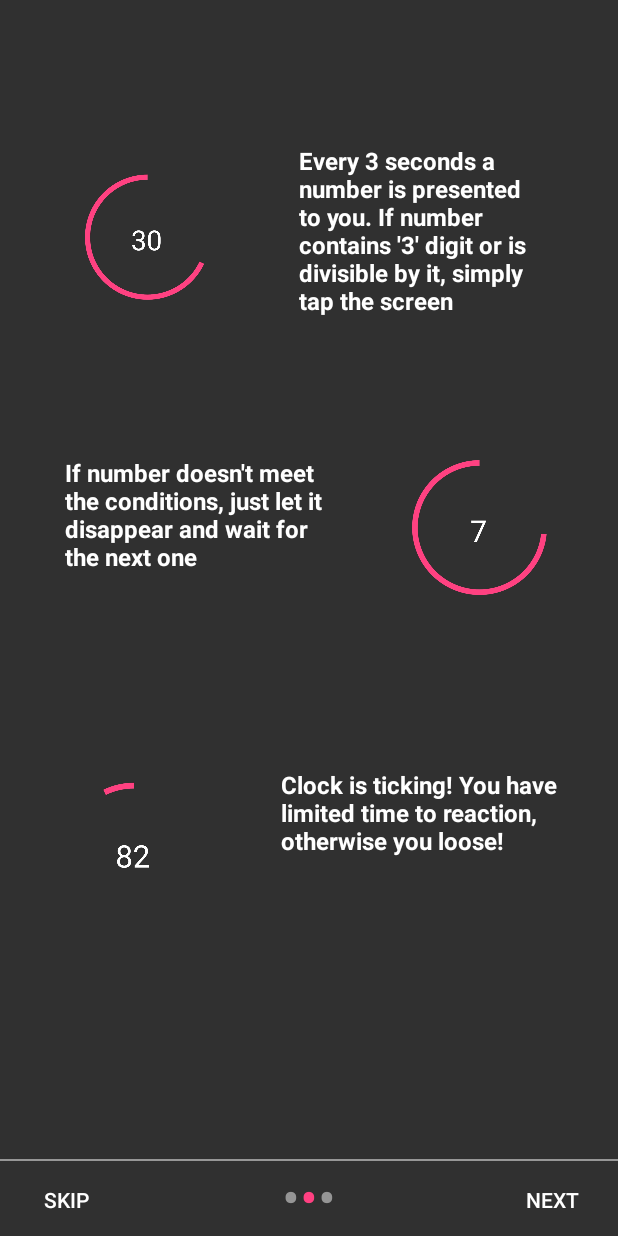
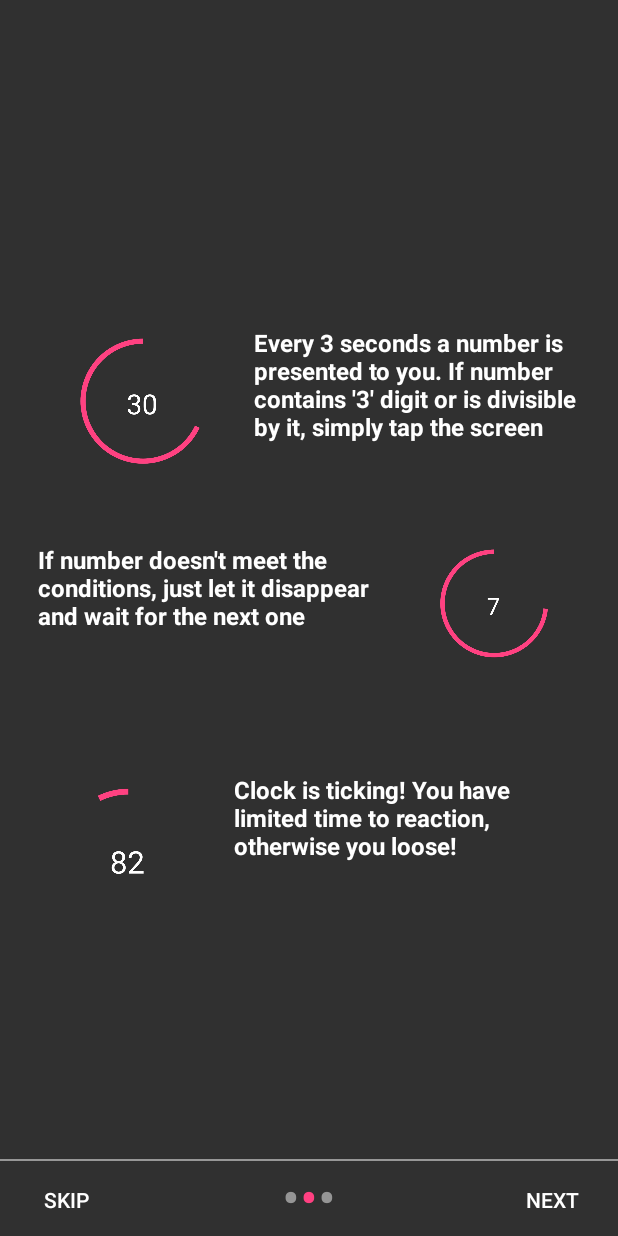
Before and after one commit to PatrykDampc/DivideBy3, an Android app: the screen it shows after launch (TutorialActivity), after a tap on "NEXT", on a phone screen of 412 x 824 dp. Run offline under Robolectric (Android 15) with nearby library versions, the phone set to English and light mode, and no system bars.

Commit message:
splash screen v2.0

```diff
--- a/app/src/main/res/layout/slide_screen2.xml
+++ b/app/src/main/res/layout/slide_screen2.xml
@@ -1,34 +1,41 @@
 <?xml version="1.0" encoding="utf-8"?>
-<android.support.constraint.ConstraintLayout xmlns:android="http://schemas.android.com/apk/res/android"
+<LinearLayout xmlns:android="http://schemas.android.com/apk/res/android"
     xmlns:app="http://schemas.android.com/apk/res-auto"
     android:layout_width="match_parent"
-    android:layout_height="match_parent">
+    android:layout_height="match_parent"
+    android:orientation="vertical">
 
-    <TextView
-        android:id="@+id/textView2"
-        android:layout_width="185dp"
-        android:layout_height="113dp"
-        android:layout_marginBottom="8dp"
-        android:layout_marginEnd="8dp"
-        android:layout_marginStart="8dp"
-        android:layout_marginTop="8dp"
-        android:text="@string/clock_is_ticking"
-        android:textColor="@android:color/white"
-        android:textSize="16dp"
-        android:textStyle="bold"
-        app:layout_constraintBottom_toBottomOf="parent"
-        app:layout_constraintEnd_toEndOf="parent"
-        app:layout_constraintStart_toEndOf="@+id/imageView6"
-        app:layout_constraintTop_toBottomOf="@+id/imageView4"
-        app:layout_constraintVertical_bias="0.349" />
+    <LinearLayout
+        android:id="@+id/l1"
+        android:layout_width="match_parent"
+        android:layout_height="match_parent"
+        android:layout_weight="4"
+        android:gravity="bottom"
+        android:orientation="horizontal">
+
+        <ImageView
+
+            android:id="@+id/imageView5"
+            android:layout_width="100dp"
+            android:layout_height="100dp"
+            android:layout_marginEnd="0dp"
+            android:layout_marginStart="15dp"
+            android:layout_marginTop="108dp"
+            android:layout_weight="2"
+            android:paddingStart="0dp"
+            app:layout_constraintEnd_toStartOf="@+id/textView3"
+            app:layout_constraintStart_toStartOf="parent"
+            app:layout_constraintTop_toTopOf="parent"
+            app:srcCompat="@drawable/circle30" />
 
         <TextView
             android:id="@+id/textView3"
-        android:layout_width="167dp"
-        android:layout_height="133dp"
-        android:layout_marginEnd="8dp"
-        android:layout_marginStart="8dp"
-        android:layout_marginTop="96dp"
+            android:layout_width="200dp"
+            android:layout_height="100dp"
+            android:layout_marginEnd="15dp"
+            android:layout_marginStart="0dp"
+            android:layout_weight="1"
+            android:paddingEnd="0dp"
             android:text="@string/numberpresented"
             android:textColor="@android:color/white"
             android:textSize="16sp"
@@ -37,14 +44,25 @@
             app:layout_constraintHorizontal_bias="0.739"
             app:layout_constraintStart_toEndOf="@+id/imageView5"
             app:layout_constraintTop_toTopOf="parent" />
+    </LinearLayout>
+
+    <LinearLayout
+        android:id="@+id/l2"
+        android:layout_width="match_parent"
+        android:layout_height="match_parent"
+        android:layout_weight="5"
+        android:gravity="center_vertical"
+        android:orientation="horizontal">
 
         <TextView
             android:id="@+id/textView4"
-        android:layout_width="173dp"
-        android:layout_height="93dp"
-        android:layout_marginEnd="8dp"
-        android:layout_marginStart="8dp"
-        android:layout_marginTop="96dp"
+            android:layout_width="200dp"
+            android:layout_height="100dp"
+            android:layout_marginEnd="0dp"
+            android:layout_marginStart="25dp"
+
+            android:layout_weight="1"
+            android:paddingStart="0dp"
             android:text="@string/ifdosent"
             android:textColor="@android:color/white"
             android:textSize="16sp"
@@ -57,38 +75,60 @@
             android:id="@+id/imageView4"
             android:layout_width="100dp"
             android:layout_height="100dp"
-        android:layout_marginEnd="8dp"
-        android:layout_marginStart="8dp"
-        android:layout_marginTop="72dp"
+            android:layout_marginEnd="15dp"
+            android:layout_marginStart="0dp"
+
+            android:layout_weight="1"
+            android:paddingBottom="20dp"
             app:layout_constraintEnd_toEndOf="parent"
             app:layout_constraintStart_toEndOf="@+id/textView4"
             app:layout_constraintTop_toBottomOf="@+id/textView3"
             app:srcCompat="@drawable/circle7" />
+    </LinearLayout>
 
-    <ImageView
-        android:id="@+id/imageView5"
-        android:layout_width="100dp"
-        android:layout_height="100dp"
-        android:layout_marginEnd="8dp"
-        android:layout_marginStart="8dp"
-        android:layout_marginTop="108dp"
-        app:layout_constraintEnd_toStartOf="@+id/textView3"
-        app:layout_constraintStart_toStartOf="parent"
-        app:layout_constraintTop_toTopOf="parent"
-        app:srcCompat="@drawable/circle30" />
+    <LinearLayout
+        android:id="@+id/l3"
+        android:layout_width="match_parent"
+        android:layout_height="match_parent"
+        android:layout_weight="4"
+        android:gravity="top"
+        android:orientation="horizontal">
 
         <ImageView
             android:id="@+id/imageView6"
             android:layout_width="100dp"
             android:layout_height="100dp"
             android:layout_marginBottom="8dp"
-        android:layout_marginEnd="8dp"
-        android:layout_marginStart="8dp"
+            android:layout_marginEnd="0dp"
+            android:layout_marginStart="15dp"
             android:layout_marginTop="8dp"
+            android:layout_weight="1"
+            android:paddingStart="0dp"
             app:layout_constraintBottom_toBottomOf="parent"
             app:layout_constraintEnd_toStartOf="@+id/textView2"
             app:layout_constraintStart_toStartOf="parent"
             app:layout_constraintTop_toBottomOf="@+id/textView4"
             app:layout_constraintVertical_bias="0.341"
             app:srcCompat="@drawable/circle82" />
-</android.support.constraint.ConstraintLayout>
+
+        <TextView
+            android:id="@+id/textView2"
+            android:layout_width="200dp"
+            android:layout_height="100dp"
+            android:layout_marginBottom="8dp"
+            android:layout_marginEnd="15dp"
+            android:layout_marginTop="8dp"
+            android:layout_weight="1"
+            android:paddingEnd="20dp"
+            android:text="@string/clock_is_ticking"
+            android:textColor="@android:color/white"
+            android:textSize="16dp"
+            android:textStyle="bold"
+            app:layout_constraintBottom_toBottomOf="parent"
+            app:layout_constraintEnd_toEndOf="parent"
+            app:layout_constraintStart_toEndOf="@+id/imageView6"
+            app:layout_constraintTop_toBottomOf="@+id/imageView4"
+            app:layout_constraintVertical_bias="0.349" />
+    </LinearLayout>
+
+</LinearLayout>
--- a/app/src/main/res/values/strings.xml
+++ b/app/src/main/res/values/strings.xml
@@ -14,7 +14,7 @@
     <string name="clock_is_ticking">Clock is ticking! You have limited time to reaction, otherwise you loose! </string>
     <string name="numberpresented">Every 3 seconds a number is presented to you. If number contains \'3\' digit or is divisible by it, simply tap the screen</string>
     <string name="ifdosent">If number doesn\'t meet the conditions, just let it disappear and wait for the next one</string>
-    <string name="numbersincrease">When the game is running for a while, the values of numbers are increasing.</string>
+    <string name="numbersincrease">When the game is running for a while, \n the values of numbers are increasing.</string>
     <string name="looksdifficult">Looks difficult? Only at first glance. There is a rule in math, that says: if sum of every digit in a number is divisible by 3, then whole number is divisible.\n 174: 1 + 7 + 4 = 12, 12 ÷ 3 = 4\nSee? Simple!  </string>
     <string name="tryagain">TRY AGAIN</string>
     <string name="tutorial">Tutorial</string>
```
Also changed, not shown: app/src/main/res/layout/slide_screen1.xml (+10 -7 lines), app/src/main/res/layout/slide_screen3.xml (+21 -15 lines). Lines whose indentation alone changed are shown as unchanged.
